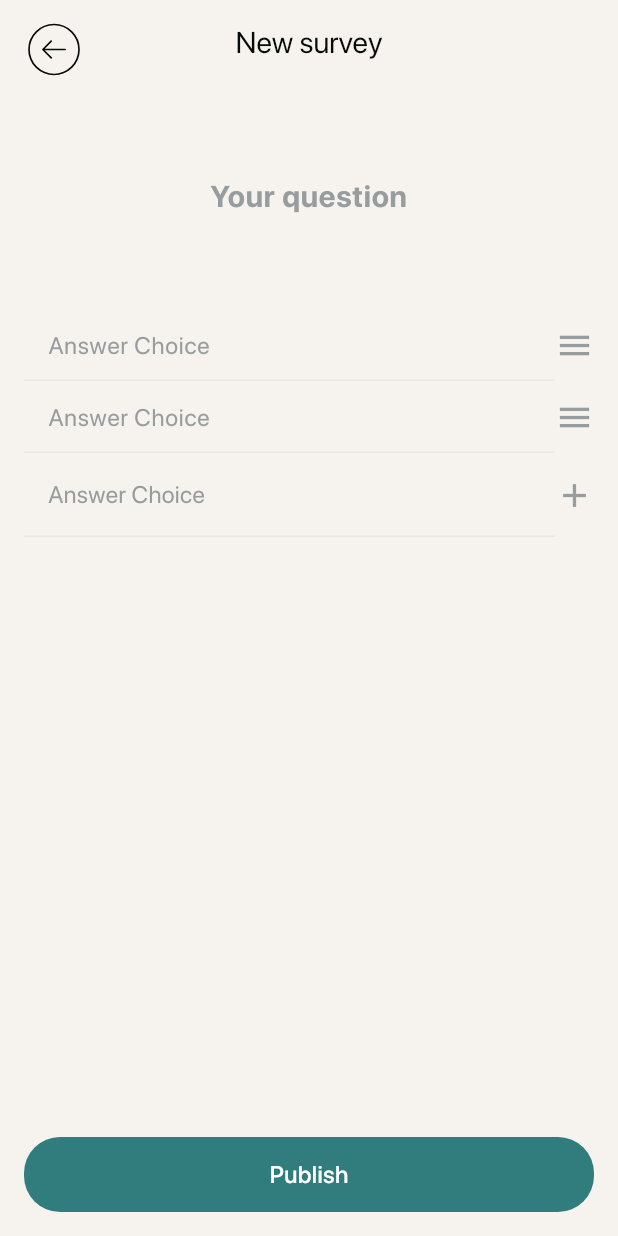
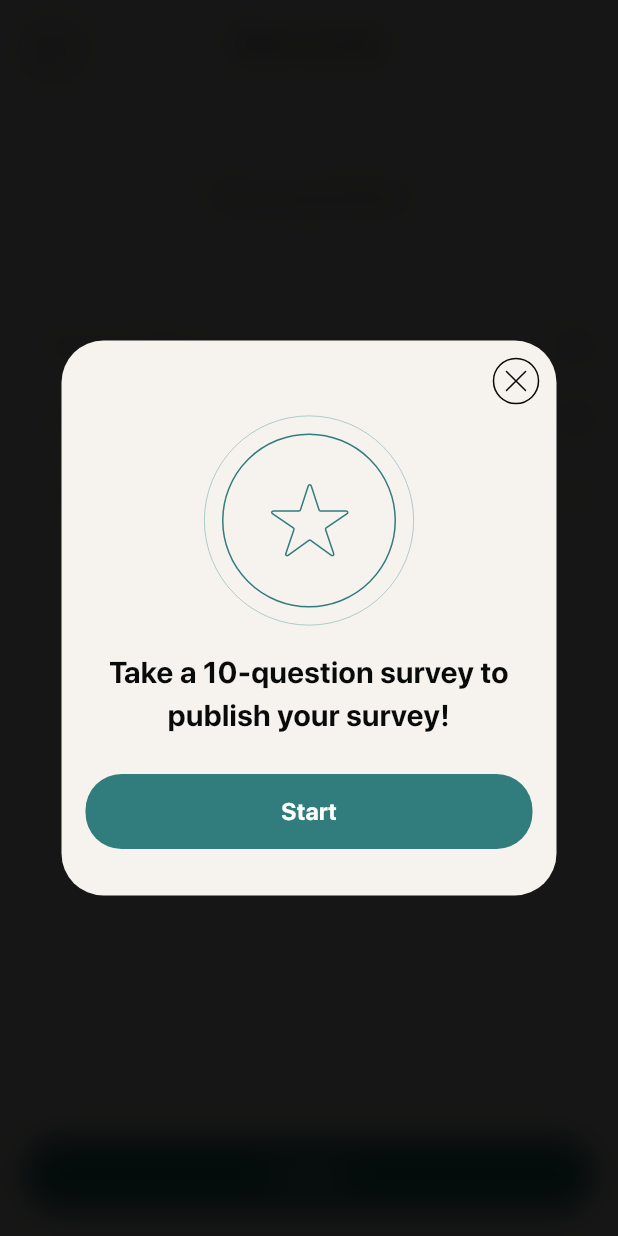
Before and after one commit to ryann254/Surveva-App, a Flutter app: the CreatePollPage screen opened directly, after a tap on "Publish", on a phone screen of 412 x 824 dp. Run offline on Flutter 3.47's test engine with Material 3 defaults, Android fonts, the light colour scheme and no system bars; our stand-ins replace flutter_svg, permission_handler; missing offline and left inert: date_picker_plus, flutter_verification_code; project files that could hold a hidden picture were left out.

Commit message:
feat: add start survery modal

```diff
--- a/lib/pages/create poll/CreatePollPage.dart
+++ b/lib/pages/create poll/CreatePollPage.dart
@@ -1,7 +1,10 @@
+import 'dart:ui';
+
 import 'package:flutter/material.dart';
 import 'package:flutter_svg/svg.dart';
 import 'package:surveva_app/pages/discovery/DiscoveryPage.dart';
 import 'package:surveva_app/pages/profile/ProfilePage.dart';
+import 'package:surveva_app/widgets/createPollWidgets.dart';
 
 class CreatePollPage extends StatefulWidget {
   const CreatePollPage({super.key});
@@ -94,23 +97,63 @@ class _CreatePollPageState extends State<CreatePollPage> {
                 child: ReorderableListView.builder(
                   itemCount: controllers.length,
                   itemBuilder: (context, index) {
-                    return answerChoice(
-                        context, index == controllers.length - 1, index);
+                    return Dismissible(
+                      key: ValueKey(controllers[index]),
+                      direction: DismissDirection.endToStart,
+                      background: Container(
+                        color: Colors.red,
+                        alignment: Alignment.centerRight,
+                        padding: const EdgeInsets.only(right: 16.0),
+                        child: const Icon(Icons.delete, color: Colors.white),
+                      ),
+                      onDismissed: (direction) {
+                        setState(() {
+                          controllers.removeAt(index);
+                          focusNodes.removeAt(index);
+                        });
+                      },
+                      child: answerChoice(
+                        context,
+                        index == controllers.length - 1,
+                        index,
+                      ),
+                    );
                   },
                   onReorder: (int oldIndex, int newIndex) {
                     setState(() {
                       if (oldIndex < newIndex) {
                         newIndex -= 1;
                       }
-                      final TextEditingController item =
-                          controllers.removeAt(oldIndex);
+                      final TextEditingController item = controllers.removeAt(oldIndex);
                       controllers.insert(newIndex, item);
+                      final FocusNode focusNode = focusNodes.removeAt(oldIndex);
+                      focusNodes.insert(newIndex, focusNode);
                     });
                   },
                 ),
               ),
               GestureDetector(
-                onTap: () {},
+                onTap: () {
+                  showDialog(context: context, builder: (BuildContext context) {
+                    return Stack(
+                      children: [
+                        GestureDetector(
+                              onTap: () {
+                                Navigator.pop(context);
+                              },
+                              child: BackdropFilter(
+                                filter:
+                                    ImageFilter.blur(sigmaX: 10, sigmaY: 10),
+                                child: Container(
+                                  color: Colors.black.withOpacity(0.8),
+                                ),
+                              ),
+                            ),
+                            startSurveyModal(context)
+                      ],
+                    );
+                  });
+                },
                 child: Container(
                     width: double.infinity,
                     height: 50,
--- /dev/null
+++ b/lib/widgets/createPollWidgets.dart
@@ -0,0 +1,189 @@
+import 'dart:ui';
+
+import 'package:flutter/material.dart';
+import 'package:flutter_svg/flutter_svg.dart';
+import 'package:surveva_app/pages/create%20poll/QMSPage.dart';
+import 'package:surveva_app/pages/discovery/DiscoveryPage.dart';
+
+Widget startSurveyModal(BuildContext context) {
+  return Dialog(
+    insetPadding: EdgeInsets.zero,
+    child: SizedBox(
+      height: 370,
+      width: 330,
+      child: Column(
+        mainAxisSize: MainAxisSize.min,
+        children: [
+          Padding(
+            padding: const EdgeInsets.only(left: 9.0, right: 9.0, top: 9.0),
+            child: Row(
+              mainAxisAlignment: MainAxisAlignment.spaceBetween,
+              children: [
+                Container(),
+                GestureDetector(
+                    onTap: () {
+                      Navigator.push(context, MaterialPageRoute(builder: (BuildContext context) {
+                        return Stack(
+                      children: [
+                        GestureDetector(
+                              onTap: () {
+                                Navigator.pop(context);
+                              },
+                              child: BackdropFilter(
+                                filter:
+                                    ImageFilter.blur(sigmaX: 10, sigmaY: 10),
+                                child: Container(
+                                  color: Colors.black.withOpacity(0.8),
+                                ),
+                              ),
+                            ),
+                            cancelSurveyModal(context)
+                      ],
+                    );
+                      } ));
+                    },
+                    child: SvgPicture.asset('assets/create poll/close.svg'))
+              ],
+            ),
+          ),
+          Center(
+            child: SvgPicture.asset('assets/create poll/start_survey.svg'),
+          ),
+          const SizedBox(
+            height: 12,
+          ),
+          const Padding(
+            padding: EdgeInsets.symmetric(horizontal: 16.0),
+            child: Text(
+              'Take a 10-question survey to publish your survey!',
+              style: TextStyle(fontSize: 20.0, fontWeight: FontWeight.w600),
+              textAlign: TextAlign.center,
+            ),
+          ),
+          const SizedBox(
+            height: 24,
+          ),
+          Padding(
+            padding:
+                const EdgeInsets.only(left: 16.0, right: 16.0, bottom: 20.0),
+            child: GestureDetector(
+              onTap: () {
+                Navigator.of(context).push(
+                    MaterialPageRoute(builder: (context) => const QMSPage()));
+              },
+              child: Container(
+                width: double.infinity,
+                height: 50,
+                decoration: BoxDecoration(
+                  color: Theme.of(context).primaryColor,
+                  borderRadius: BorderRadius.circular(24),
+                ),
+                child: Center(
+                  child: Text(
+                    'Start',
+                    style: TextStyle(
+                      color: Theme.of(context).colorScheme.onPrimary,
+                      fontSize: 16,
+                      fontWeight: FontWeight.w600,
+                    ),
+                  ),
+                ),
+              ),
+            ),
+          ),
+        ],
+      ),
+    ),
+  );
+}
+
+Dialog cancelSurveyModal(BuildContext context) {
+  return Dialog(
+    backgroundColor: const Color(0xffF5F5F5).withOpacity(0.7),
+    child: SizedBox(
+      height: 225,
+      width: 350,
+      child: Column(
+        children: [
+          const Padding(
+            padding: EdgeInsets.all(16.0),
+            child: Column(
+              children: [
+                Text(
+                  'Cancel action?',
+                  style: TextStyle(fontSize: 17, fontWeight: FontWeight.w600),
+                ),
+                SizedBox(
+                  height: 8,
+                ),
+                SizedBox(
+                    width: 241,
+                    child: Text(
+                      'If you go back, your survey will not be published.',
+                      style:
+                          TextStyle(fontSize: 14, fontWeight: FontWeight.w400),
+                      textAlign: TextAlign.center,
+                    )),
+              ],
+            ),
+          ),
+          const SizedBox(
+            height: 10,
+          ),
+          GestureDetector(
+            onTap: () {
+              Navigator.pop(context);
+            },
+            child: Container(
+              width: double.infinity,
+              height: 50,
+              decoration: BoxDecoration(
+                border: Border(
+                    top: BorderSide(
+                        color: Theme.of(context)
+                            .colorScheme
+                            .secondary
+                            .withOpacity(0.3))),
+              ),
+              child: const Center(
+                child: Text(
+                  'Continue publishing',
+                  style: TextStyle(
+                      fontSize: 16,
+                      fontWeight: FontWeight.w600,
+                      color: Color(0xff0066CC)),
+                ),
+              ),
+            ),
+          ),
+          GestureDetector(
+            onTap: () {
+              Navigator.push(context, MaterialPageRoute(builder: (context) => const DiscoveryPage()));
+            },
+            child: Container(
+              width: double.infinity,
+              height: 50,
+              decoration: BoxDecoration(
+                border: Border(
+                    top: BorderSide(
+                        color: Theme.of(context)
+                            .colorScheme
+                            .secondary
+                            .withOpacity(0.3))),
+              ),
+              child: const Center(
+                child: Text(
+                  'Cancel',
+                  style: TextStyle(
+                      fontSize: 16,
+                      fontWeight: FontWeight.w400,
+                      color: Color(0xff0066CC)),
+                ),
+              ),
+            ),
+          )
+        ],
+      ),
+    ),
+  );
+}
--- a/pubspec.yaml
+++ b/pubspec.yaml
@@ -66,6 +66,7 @@ flutter:
   assets:
     - assets/launch page/
     - assets/discovery/
+    - assets/create poll/
     - assets/profile/
     - assets/auth/
     - assets/forgot password/
```
Also changed, not shown: lib/pages/create poll/QMSPage.dart (added, +15 -0 lines), assets/create poll/close.svg (added), assets/create poll/start_survey.svg (added).
